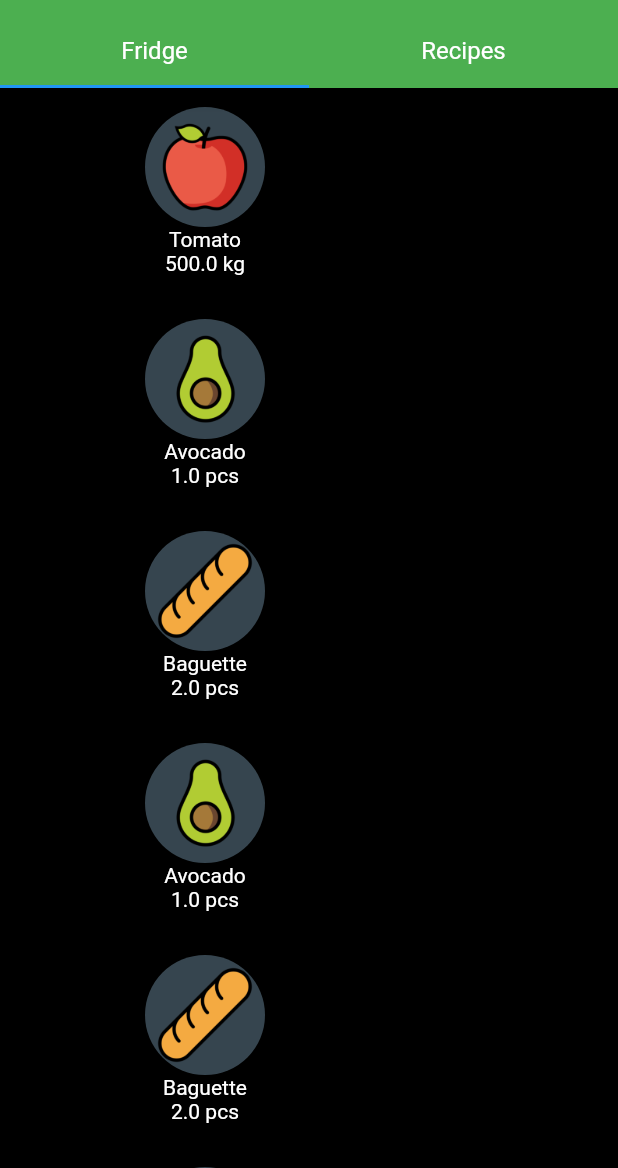
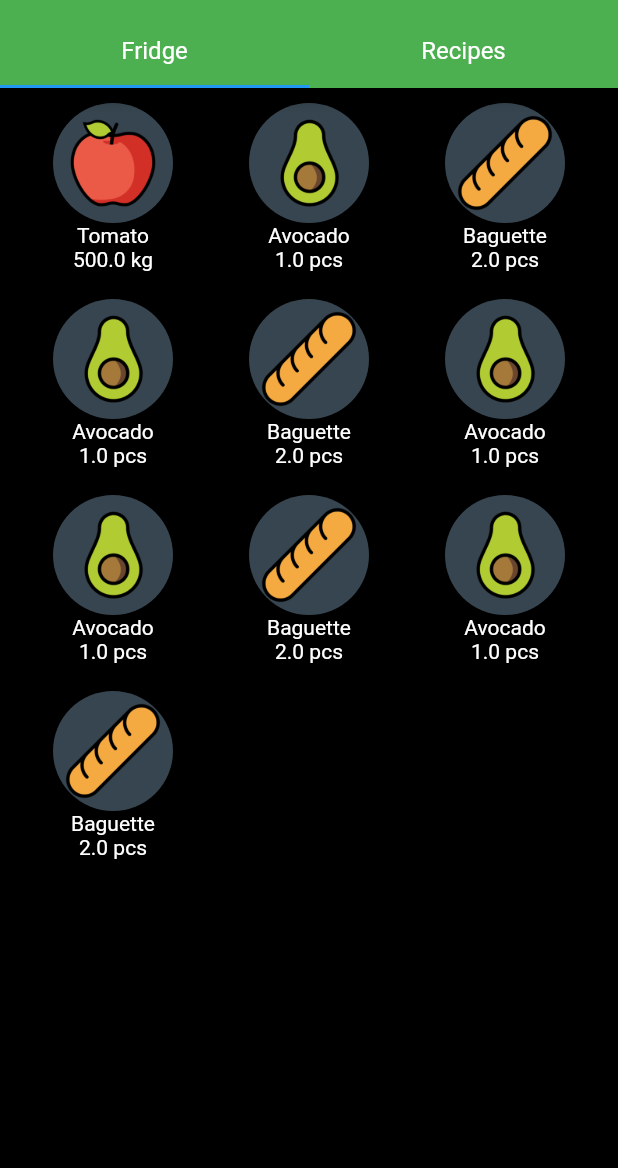
Before and after one commit to alexw92/cookapp_flutter, a Flutter app: the screen it shows after launch, on a phone screen of 412 x 824 dp, the part 68-1236 px from its top. Run offline on Flutter 3.47's test engine with Material 2 defaults, Android fonts, the phone set to English and light mode, and no system bars.

```diff
--- a/lib/ui/components/fridge.component.dart
+++ b/lib/ui/components/fridge.component.dart
@@ -31,27 +31,55 @@ class _FridgeComponentState extends State<FridgeComponent> {
     ingredientsList.add(baguette);
     ingredientsList.add(avocado);
     ingredientsList.add(avocado);
+    ingredientsList.add(baguette);
     ingredientsList.add(avocado);
-    ingredientsList.add(avocado);
+    ingredientsList.add(baguette);
+
+    // return Container(
+    //   color: Colors.black,
+    //   child: new StaggeredGridView.countBuilder(
+    //     shrinkWrap: true,
+    //     crossAxisCount: 3,
+    //     itemCount: ingredientsList.length,
+    //     itemBuilder: (BuildContext context, int index) => new Container(
+    //       child: new Center(
+    //         child: FridgeTileComponent(
+    //           ingredient: ingredientsList[index],
+    //         ),
+    //       ),
+    //     ),
+    //     staggeredTileBuilder: (int index) => new StaggeredTile.extent(
+    //         2, (1 / 3) * MediaQuery.of(context).size.width),
+    //     mainAxisSpacing: 4.0,
+    //     crossAxisSpacing: 4.0,
+    //   ),
 
     return Container(
       color: Colors.black,
-      child: new StaggeredGridView.countBuilder(
-        shrinkWrap: true,
-        crossAxisCount: 3,
-        itemCount: ingredientsList.length,
-        itemBuilder: (BuildContext context, int index) => new Container(
-          child: new Center(
-            child: FridgeTileComponent(
-              ingredient: ingredientsList[index],
-            ),
-          ),
+      child: Container(
+        height: 400,
+        margin: EdgeInsets.fromLTRB(10, 10, 10, 0),
+        child: GridView.count(
+          primary: true,
+          padding: const EdgeInsets.all(0),
+          crossAxisCount: 3,
+          mainAxisSpacing: 0,
+          crossAxisSpacing: 0,
+          children: [...getAllTiles()],
         ),
-        staggeredTileBuilder: (int index) => new StaggeredTile.extent(
-            2, (1 / 3) * MediaQuery.of(context).size.width),
-        mainAxisSpacing: 4.0,
-        crossAxisSpacing: 4.0,
       ),
     );
   }
+
+  List<Widget> getAllTiles() {
+    List<Widget> myTiles = [];
+    for (int i = 0; i < ingredientsList.length; i++) {
+      myTiles.add(
+        FridgeTileComponent(
+          ingredient: ingredientsList[i],
+        ),
+      );
+    }
+    return myTiles;
+  }
 }
```
Also changed, not shown: assets/basket.png (added).
